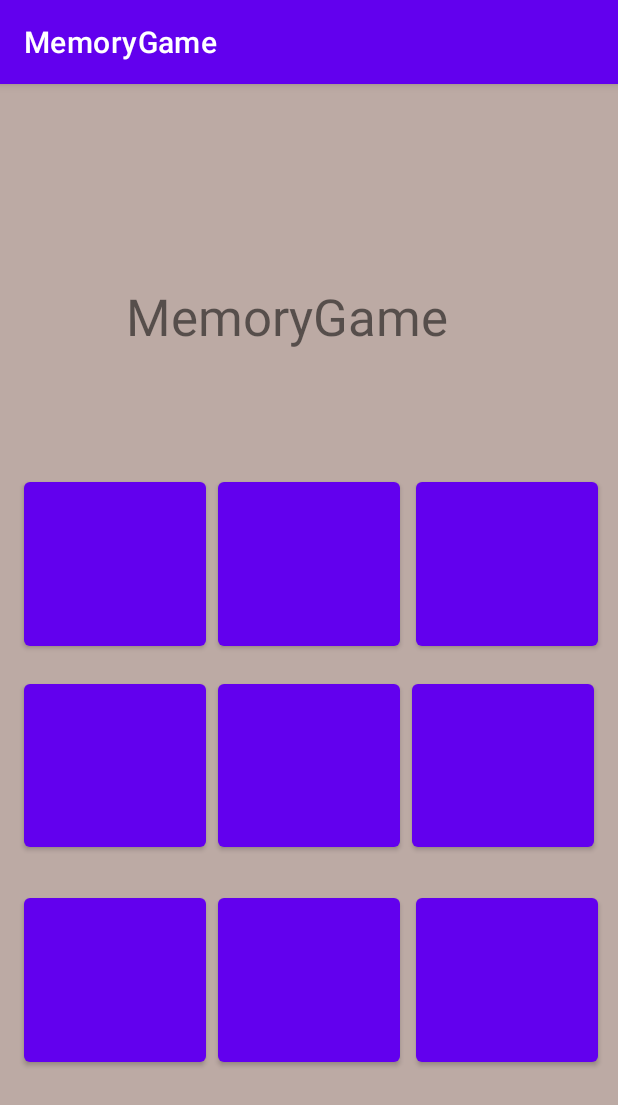
After one commit to melyman95/MemoryGame, an Android app: the GameActivityEasy screen opened directly, with no data from a screen before it, on a phone screen of 412 x 824 dp. The commit adds this screen. Shown: the top 1105 px of the screen. Run offline under Robolectric (Android 15) with nearby library versions, the phone set to English and light mode, and no system bars.

Commit message:
initial layout

```diff
--- a/app/src/main/AndroidManifest.xml
+++ b/app/src/main/AndroidManifest.xml
@@ -10,7 +10,10 @@
         android:supportsRtl="true"
         android:theme="@style/Theme.MemoryGame" >
         <activity
-            android:name=".MainActivity"
+            android:name=".GameActivityEasy"
+            android:exported="false" />
+        <activity
+            android:name=".HomeScreenActivity"
             android:exported="true" >
             <intent-filter>
                 <action android:name="android.intent.action.MAIN" />
--- /dev/null
+++ b/app/src/main/java/com/example/memorygame/GameActivityEasy.java
@@ -0,0 +1,24 @@
+package com.example.memorygame;
+
+import androidx.appcompat.app.AppCompatActivity;
+
+import android.os.Bundle;
+import android.view.View;
+import android.widget.Button;
+import android.widget.ImageView;
+import android.widget.TextView;
+import java.util.Timer;
+import java.util.TimerTask;
+
+public class GameActivityEasy extends AppCompatActivity {
+
+    @Override
+    protected void onCreate(Bundle savedInstanceState) {
+        super.onCreate(savedInstanceState);
+        setContentView(R.layout.activity_game);
+
+        Timer gameTimer = new Timer();
+    }
+
+
+}
--- a/app/src/main/java/com/example/memorygame/MainActivity.java
+++ b/app/src/main/java/com/example/memorygame/HomeScreenActivity.java
@@ -1,10 +1,14 @@
 package com.example.memorygame;
 
 import androidx.appcompat.app.AppCompatActivity;
+
+import android.content.Intent;
 import android.os.Bundle;
+import android.view.View;
+import android.widget.Button;
 import android.widget.ImageView;
 
-public class MainActivity extends AppCompatActivity {
+public class HomeScreenActivity extends AppCompatActivity {
 
     @Override
     protected void onCreate(Bundle savedInstanceState) {
@@ -15,5 +19,13 @@ public class MainActivity extends AppCompatActivity {
         int imageResource = getResources().getIdentifier("@drawable/brain",
                 null, this.getPackageName());
         brain.setImageResource(imageResource);
+
+        Button newGameButton = findViewById(R.id.newGameButton);
+        Button highScoresButton = findViewById(R.id.highScoresButton);
+    }
+
+    public void startGame(View view) {
+        Intent intent = new Intent(this, GameActivityEasy.class);
+        startActivity(intent);
     }
 }
--- /dev/null
+++ b/app/src/main/res/layout/activity_game.xml
@@ -0,0 +1,122 @@
+<?xml version="1.0" encoding="utf-8"?>
+<androidx.constraintlayout.widget.ConstraintLayout xmlns:android="http://schemas.android.com/apk/res/android"
+    xmlns:app="http://schemas.android.com/apk/res-auto"
+    xmlns:tools="http://schemas.android.com/tools"
+    android:layout_width="match_parent"
+    android:layout_height="match_parent"
+    android:background="@color/background"
+    tools:context=".GameActivityEasy">
+
+    <TextView
+        android:id="@+id/titleText"
+        android:layout_width="226dp"
+        android:layout_height="47dp"
+        android:layout_marginHorizontal="@android:dimen/thumbnail_height"
+        android:layout_marginTop="132dp"
+        android:phoneNumber="false"
+        android:text="@string/app_name"
+        android:textSize="34sp"
+        app:layout_constraintEnd_toEndOf="parent"
+        app:layout_constraintHorizontal_bias="0.547"
+        app:layout_constraintStart_toStartOf="parent"
+        app:layout_constraintTop_toTopOf="parent" />
+
+    <Button
+        android:id="@+id/button1"
+        android:layout_width="0dp"
+        android:layout_height="0dp"
+        android:layout_marginStart="16dp"
+        android:layout_marginTop="259dp"
+        android:layout_marginEnd="140dp"
+        android:layout_marginBottom="13dp"
+        app:layout_constraintBottom_toTopOf="@+id/button4"
+        app:layout_constraintEnd_toStartOf="@+id/button3"
+        app:layout_constraintStart_toStartOf="parent"
+        app:layout_constraintTop_toTopOf="parent" />
+
+    <Button
+        android:id="@+id/button2"
+        android:layout_width="121dp"
+        android:layout_height="0dp"
+        android:layout_marginTop="259dp"
+        android:layout_marginBottom="13dp"
+        app:layout_constraintBottom_toTopOf="@+id/button5"
+        app:layout_constraintEnd_toEndOf="parent"
+        app:layout_constraintStart_toStartOf="parent"
+        app:layout_constraintTop_toTopOf="parent" />
+
+    <Button
+        android:id="@+id/button3"
+        android:layout_width="0dp"
+        android:layout_height="0dp"
+        android:layout_marginTop="259dp"
+        android:layout_marginEnd="13dp"
+        android:layout_marginBottom="13dp"
+        app:layout_constraintBottom_toTopOf="@+id/button6"
+        app:layout_constraintEnd_toEndOf="parent"
+        app:layout_constraintStart_toEndOf="@+id/button1"
+        app:layout_constraintTop_toTopOf="parent" />
+
+    <Button
+        android:id="@+id/button4"
+        android:layout_width="121dp"
+        android:layout_height="0dp"
+        android:layout_marginStart="16dp"
+        android:layout_marginBottom="22dp"
+        app:layout_constraintBottom_toTopOf="@+id/button7"
+        app:layout_constraintStart_toStartOf="parent"
+        app:layout_constraintTop_toBottomOf="@+id/button1" />
+
+    <Button
+        android:id="@+id/button5"
+        android:layout_width="121dp"
+        android:layout_height="0dp"
+        android:layout_marginBottom="22dp"
+        app:layout_constraintBottom_toTopOf="@+id/button8"
+        app:layout_constraintEnd_toEndOf="parent"
+        app:layout_constraintStart_toStartOf="parent"
+        app:layout_constraintTop_toBottomOf="@+id/button2" />
+
+    <Button
+        android:id="@+id/button6"
+        android:layout_width="121dp"
+        android:layout_height="0dp"
+        android:layout_marginEnd="16dp"
+        android:layout_marginBottom="22dp"
+        app:layout_constraintBottom_toTopOf="@+id/button9"
+        app:layout_constraintEnd_toEndOf="parent"
+        app:layout_constraintTop_toBottomOf="@+id/button3" />
+
+    <Button
+        android:id="@+id/button7"
+        android:layout_width="0dp"
+        android:layout_height="0dp"
+        android:layout_marginStart="16dp"
+        android:layout_marginEnd="140dp"
+        android:layout_marginBottom="110dp"
+        app:layout_constraintBottom_toBottomOf="parent"
+        app:layout_constraintEnd_toStartOf="@+id/button9"
+        app:layout_constraintStart_toStartOf="parent"
+        app:layout_constraintTop_toBottomOf="@+id/button4" />
+
+    <Button
+        android:id="@+id/button8"
+        android:layout_width="121dp"
+        android:layout_height="0dp"
+        android:layout_marginBottom="110dp"
+        app:layout_constraintBottom_toBottomOf="parent"
+        app:layout_constraintEnd_toEndOf="parent"
+        app:layout_constraintStart_toStartOf="parent"
+        app:layout_constraintTop_toBottomOf="@+id/button5" />
+
+    <Button
+        android:id="@+id/button9"
+        android:layout_width="0dp"
+        android:layout_height="0dp"
+        android:layout_marginEnd="13dp"
+        android:layout_marginBottom="110dp"
+        app:layout_constraintBottom_toBottomOf="parent"
+        app:layout_constraintEnd_toEndOf="parent"
+        app:layout_constraintStart_toEndOf="@+id/button7"
+        app:layout_constraintTop_toBottomOf="@+id/button6" />
+</androidx.constraintlayout.widget.ConstraintLayout>
--- a/app/src/main/res/layout/activity_main.xml
+++ b/app/src/main/res/layout/activity_main.xml
@@ -5,7 +5,7 @@
     android:layout_width="match_parent"
     android:layout_height="match_parent"
     android:background="@color/background"
-    tools:context=".MainActivity">
+    tools:context=".HomeScreenActivity">
 
     <TextView
         android:id="@+id/testYourMemoryBanner"
@@ -29,13 +29,14 @@
         android:layout_height="116dp"
         android:text="Begin?"
         android:textSize="30sp"
+        android:onClick="startGame"
         app:layout_constraintBottom_toBottomOf="parent"
         app:layout_constraintEnd_toEndOf="parent"
         app:layout_constraintStart_toStartOf="parent"
         app:layout_constraintTop_toTopOf="parent" />
 
     <Button
-        android:id="@+id/button2"
+        android:id="@+id/highScoresButton"
         android:layout_width="185dp"
         android:layout_height="116dp"
         android:layout_marginBottom="106dp"
```
